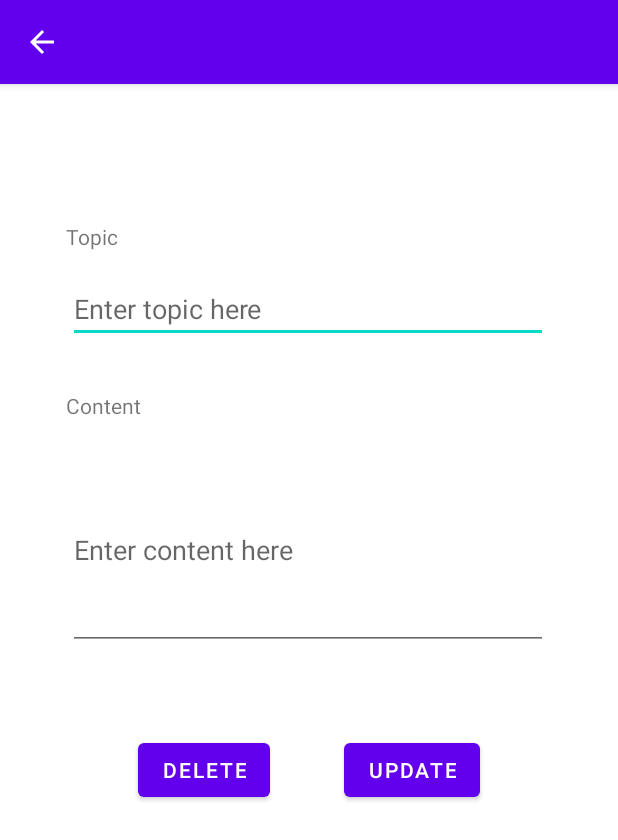
After one commit to Uthpala99/MAD-Smart-Class-Management-System, an Android app: the UpdateAnnouncement screen opened directly, with no data from a screen before it, on a phone screen of 412 x 824 dp. The commit adds this screen. Shown: the top 840 px of the screen. Run offline under Robolectric (Android 15) with nearby library versions, the phone set to English and light mode, and no system bars.

Commit message:
added Announcement function

```diff
--- a/app/src/main/java/com/example/gurugedara/MainActivity.java
+++ b/app/src/main/java/com/example/gurugedara/MainActivity.java
@@ -9,7 +9,7 @@ public class MainActivity extends AppCompatActivity {
     @Override
     protected void onCreate(Bundle savedInstanceState) {
         super.onCreate(savedInstanceState);
-        setContentView(R.layout.activity_main);
+        setContentView(R.layout.activity_announcement);
     }
     // test commit
 }
--- /dev/null
+++ b/app/src/main/java/com/example/gurugedara/UpdateAnnouncement.java
@@ -0,0 +1,99 @@
+package com.example.gurugedara;
+
+import androidx.appcompat.app.ActionBar;
+import androidx.appcompat.app.AlertDialog;
+import androidx.appcompat.app.AppCompatActivity;
+
+import android.content.DialogInterface;
+import android.os.Bundle;
+import android.view.View;
+import android.widget.Button;
+import android.widget.EditText;
+import android.widget.Toast;
+
+public class UpdateAnnouncement extends AppCompatActivity {
+
+    EditText et_topic , et_content ;
+    Button btn_update_announcement , btn_delete_announcement;
+    String id , topic , content ;
+
+    @Override
+    protected void onCreate(Bundle savedInstanceState) {
+        super.onCreate(savedInstanceState);
+        setContentView(R.layout.activity_update_announcement);
+
+        et_topic = findViewById(R.id.update_et_topic);
+        et_content = findViewById(R.id.update_et_content);
+        btn_update_announcement = findViewById(R.id.btn_update_announcement);
+        btn_delete_announcement = findViewById(R.id.btn_delete_announcement);
+
+        //First we call this
+        getAndSetIntentData();
+
+        //set actionbar title after getAndSetIntentData method
+        ActionBar ab = getSupportActionBar();
+        if(ab != null ) {
+            ab.setTitle(topic);
+        }
+
+        btn_update_announcement.setOnClickListener(new View.OnClickListener(){
+
+            @Override
+            public void onClick(View view) {
+                //And only then we call this
+                AnnouncementDatabaseHelper myDB = new AnnouncementDatabaseHelper(UpdateAnnouncement.this);
+                topic = et_topic.getText().toString().trim() ;
+                content = et_content.getText().toString().trim();
+
+                myDB.updateData(id , topic , content);
+            }
+        });
+
+        btn_delete_announcement.setOnClickListener(new View.OnClickListener(){
+
+            @Override
+            public void onClick(View view) {
+                confirmDialog();
+            }
+        });
+
+    }
+
+    void getAndSetIntentData(){
+        if(getIntent().hasExtra("id") && getIntent().hasExtra("topic") && getIntent().hasExtra("content")){
+
+            //getting data from intent
+            id = getIntent().getStringExtra("id");
+            topic = getIntent().getStringExtra("topic");
+            content = getIntent().getStringExtra("content");
+
+            //setting intent data
+            et_topic.setText(topic);
+            et_content.setText(content);
+
+        }else{
+            Toast.makeText(this , "No Announcements" , Toast.LENGTH_SHORT).show();
+        }
+    }
+
+    void confirmDialog(){
+        AlertDialog.Builder builder = new AlertDialog.Builder(this);
+        builder.setTitle("Delete " + topic + " ?");
+        builder.setMessage("Are you sure you want to delete " + topic + " ?");
+        builder.setPositiveButton("Yes", new DialogInterface.OnClickListener() {
+            @Override
+            public void onClick(DialogInterface dialogInterface, int i) {
+                AnnouncementDatabaseHelper myDB = new AnnouncementDatabaseHelper(UpdateAnnouncement.this);
+                myDB.deleteOneRow(id);
+                finish();
+            }
+        });
+        builder.setNegativeButton("No", new DialogInterface.OnClickListener() {
+            @Override
+            public void onClick(DialogInterface dialogInterface, int i) {
+
+            }
+        });
+        builder.create().show();
+    }
+}
--- /dev/null
+++ b/app/src/main/res/drawable/ic_delete.xml
@@ -0,0 +1,5 @@
+<vector android:height="24dp" android:tint="#FFFFFF"
+    android:viewportHeight="24" android:viewportWidth="24"
+    android:width="24dp" xmlns:android="http://schemas.android.com/apk/res/android">
+    <path android:fillColor="@android:color/white" android:pathData="M6,19c0,1.1 0.9,2 2,2h8c1.1,0 2,-0.9 2,-2V7H6v12zM19,4h-3.5l-1,-1h-5l-1,1H5v2h14V4z"/>
+</vector>
--- /dev/null
+++ b/app/src/main/res/layout/activity_update_announcement.xml
@@ -0,0 +1,80 @@
+<?xml version="1.0" encoding="utf-8"?>
+<androidx.constraintlayout.widget.ConstraintLayout xmlns:android="http://schemas.android.com/apk/res/android"
+    xmlns:app="http://schemas.android.com/apk/res-auto"
+    xmlns:tools="http://schemas.android.com/tools"
+    android:layout_width="match_parent"
+    android:layout_height="match_parent"
+    tools:context=".UpdateAnnouncement">
+
+    <TextView
+        android:id="@+id/update_announcement_topic_txt"
+        android:layout_width="wrap_content"
+        android:layout_height="wrap_content"
+        android:layout_marginStart="44dp"
+        android:layout_marginLeft="44dp"
+        android:layout_marginTop="92dp"
+        android:text="@string/tv_topic"
+        app:layout_constraintStart_toStartOf="parent"
+        app:layout_constraintTop_toTopOf="parent" />
+
+    <EditText
+        android:id="@+id/update_et_topic"
+        android:layout_width="320dp"
+        android:layout_height="41dp"
+        android:layout_marginTop="20dp"
+        android:ems="10"
+        android:hint="@string/et_topic"
+        android:inputType="textPersonName"
+        app:layout_constraintEnd_toEndOf="parent"
+        app:layout_constraintHorizontal_bias="0.494"
+        app:layout_constraintStart_toStartOf="parent"
+        app:layout_constraintTop_toBottomOf="@+id/update_announcement_topic_txt" />
+
+    <TextView
+        android:id="@+id/update_tv_content"
+        android:layout_width="wrap_content"
+        android:layout_height="wrap_content"
+        android:layout_marginStart="44dp"
+        android:layout_marginLeft="44dp"
+        android:layout_marginTop="32dp"
+        android:text="@string/tv_content"
+        app:layout_constraintStart_toStartOf="parent"
+        app:layout_constraintTop_toBottomOf="@+id/update_et_topic" />
+
+    <com.google.android.material.textfield.TextInputEditText
+        android:id="@+id/update_et_content"
+        android:layout_width="320dp"
+        android:layout_height="133dp"
+        android:layout_marginTop="20dp"
+        android:hint="@string/et_content"
+        android:inputType="textMultiLine"
+        android:lines="6"
+        app:layout_constraintEnd_toEndOf="parent"
+        app:layout_constraintHorizontal_bias="0.494"
+        app:layout_constraintStart_toStartOf="parent"
+        app:layout_constraintTop_toBottomOf="@+id/update_tv_content" />
+
+    <Button
+        android:id="@+id/btn_update_announcement"
+        android:layout_width="wrap_content"
+        android:layout_height="wrap_content"
+        android:layout_marginTop="56dp"
+        android:layout_marginEnd="92dp"
+        android:layout_marginRight="92dp"
+        android:text="@string/btn_update_announcement"
+        app:layout_constraintEnd_toEndOf="parent"
+        app:layout_constraintTop_toBottomOf="@+id/update_et_content" />
+
+    <Button
+        android:id="@+id/btn_delete_announcement"
+        android:layout_width="wrap_content"
+        android:layout_height="wrap_content"
+        android:layout_marginStart="92dp"
+        android:layout_marginLeft="92dp"
+        android:layout_marginTop="56dp"
+        android:text="@string/btn_delete_announcement"
+        app:layout_constraintStart_toStartOf="parent"
+        app:layout_constraintTop_toBottomOf="@+id/update_et_content" />
+
+
+</androidx.constraintlayout.widget.ConstraintLayout>
--- a/app/src/main/res/values/strings.xml
+++ b/app/src/main/res/values/strings.xml
@@ -1,3 +1,12 @@
 <resources>
     <string name="app_name">Gurugedara</string>
+    <string name="btn_add_announcement">ADD NEW ANNOUNCEMENT</string>
+    <string name="tv_topic">Topic</string>
+    <string name="tv_content">Content</string>
+    <string name="et_topic">Enter topic here</string>
+    <string name="et_content">Enter content here</string>
+    <string name="btn_save_announcement">Save</string>
+    <string name="btn_cancel_announcement">Cancel</string>
+    <string name="btn_update_announcement">UPDATE</string>
+    <string name="btn_delete_announcement">DELETE</string>
 </resources>
```
Also changed, not shown: app/build.gradle (+4 -3 lines), app/src/main/AndroidManifest.xml (+12 -1 lines), app/src/main/java/com/example/gurugedara/Add_Announcement.java (added, +35 -0 lines), app/src/main/java/com/example/gurugedara/Announcement.java (added, +124 -0 lines), app/src/main/java/com/example/gurugedara/AnnouncementCustomAdapter.java (added, +80 -0 lines), app/src/main/java/com/example/gurugedara/AnnouncementDatabaseHelper.java (added, +97 -0 lines), app/src/main/res/layout/activity_add_announcement.xml (added, +80 -0 lines), app/src/main/res/layout/activity_announcement.xml (added, +28 -0 lines), app/src/main/res/layout/announcement_row.xml (added, +46 -0 lines), app/src/main/res/menu/announcement_menu.xml (added, +10 -0 lines).
